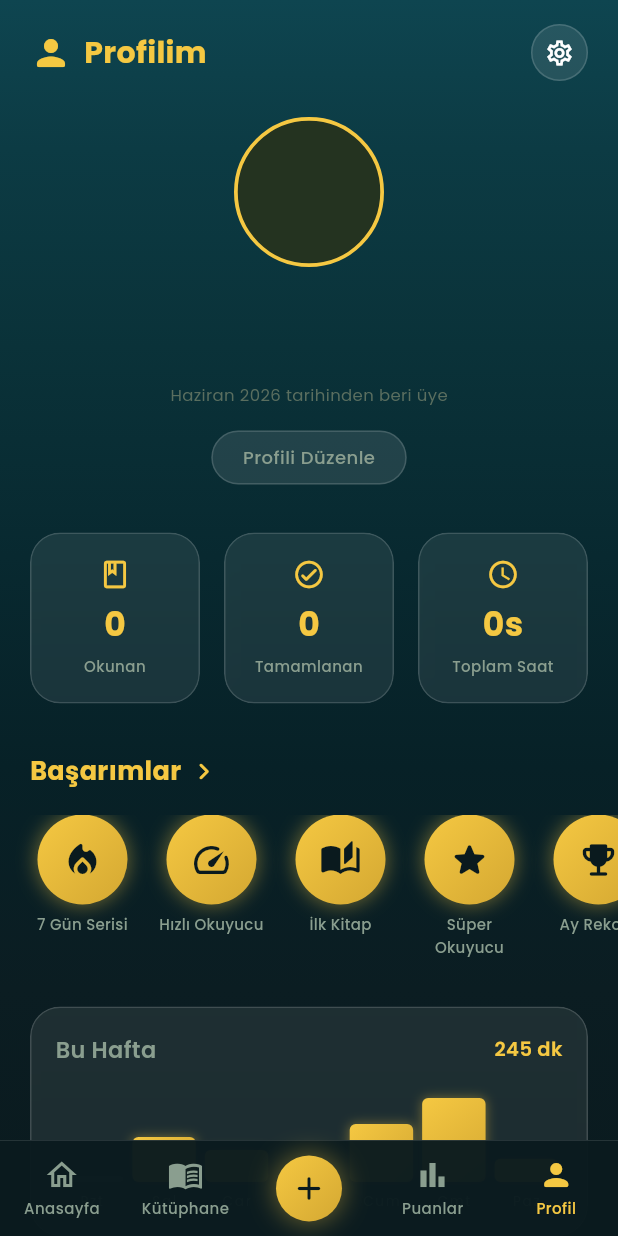
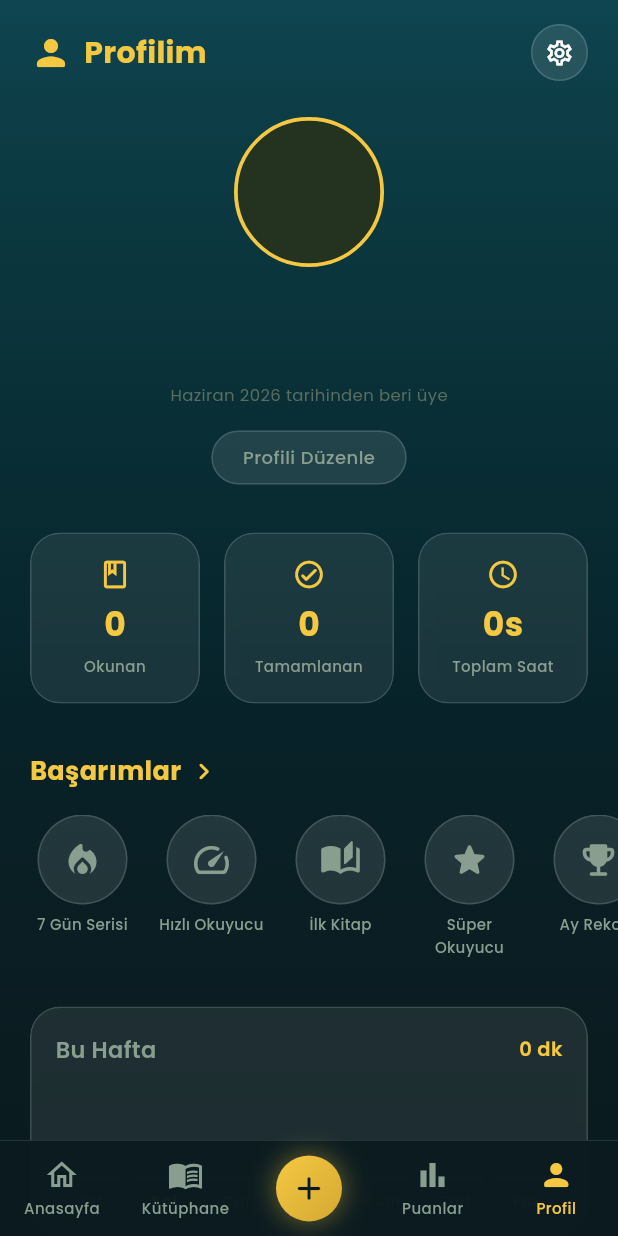
Before and after one commit to Eren-Atasoy/VibeTale, a Flutter app: the ProfileScreen screen opened by its route, on a phone screen of 412 x 824 dp. Run offline on Flutter 3.47's test engine with Material 3 defaults, Android fonts, the phone set to English and light mode, and no system bars; our stand-ins replace cached_network_image, dio, file_picker, flutter_animate, flutter_riverpod, go_router and 5 more; accounts and stored records are empty; network calls fail.

Commit message:
feat(profile): wire reading stats and achievements to backend
- MeRepository + statsProvider/achievementsProvider for /me/stats and
  /me/achievements
- Profile: real Read/Completed/Total-hours, weekly activity chart, and
  achievement badges (earned badges lit, unearned dimmed)

```diff
--- /dev/null
+++ b/vibe_tale/lib/features/profile/application/me_provider.dart
@@ -0,0 +1,16 @@
+import 'package:flutter_riverpod/flutter_riverpod.dart';
+import 'package:vibe_tale/core/network/api_client.dart';
+import 'package:vibe_tale/features/profile/data/me_repository.dart';
+import 'package:vibe_tale/features/profile/data/stats_dto.dart';
+
+final meRepositoryProvider = Provider<MeRepository>(
+  (ref) => MeRepository(ref.watch(dioProvider)),
+);
+
+final statsProvider = FutureProvider<UserStats>(
+  (ref) => ref.watch(meRepositoryProvider).getStats(),
+);
+
+final achievementsProvider = FutureProvider<List<Achievement>>(
+  (ref) => ref.watch(meRepositoryProvider).getAchievements(),
+);
--- a/vibe_tale/lib/features/profile/presentation/screens/profile_screen.dart
+++ b/vibe_tale/lib/features/profile/presentation/screens/profile_screen.dart
@@ -12,6 +12,7 @@ import 'package:vibe_tale/core/widgets/glass_card.dart';
 import 'package:vibe_tale/core/widgets/themed_background.dart';
 import 'package:vibe_tale/features/home/presentation/screens/home_screen.dart';
 import 'package:vibe_tale/features/library/application/books_provider.dart';
+import 'package:vibe_tale/features/profile/application/me_provider.dart';
 import 'package:vibe_tale/features/profile/domain/models/user_profile.dart';
 
 const _monthsTr = [
@@ -264,6 +265,10 @@ class _ReadingStatsRow extends ConsumerWidget {
   @override
   Widget build(BuildContext context, WidgetRef ref) {
     final s = ref.watch(appStringsProvider);
+    final stats = ref.watch(statsProvider).valueOrNull;
+    final booksRead = stats?.booksRead ?? profile.booksRead;
+    final booksCompleted = stats?.booksCompleted ?? 0;
+    final hours = stats?.totalReadingHours ?? 0;
     return Padding(
       padding: const EdgeInsets.symmetric(
         horizontal: AppDimensions.screenPaddingH,
@@ -272,7 +277,7 @@ class _ReadingStatsRow extends ConsumerWidget {
         children: [
           Expanded(
             child: _StatCard(
-              value: '${profile.booksRead}',
+              value: '$booksRead',
               label: s.booksRead,
               icon: Icons.book_outlined,
             ),
@@ -280,7 +285,7 @@ class _ReadingStatsRow extends ConsumerWidget {
           const SizedBox(width: AppDimensions.spaceMD),
           Expanded(
             child: _StatCard(
-              value: '${profile.booksCompleted}',
+              value: '$booksCompleted',
               label: s.booksCompleted,
               icon: Icons.check_circle_outline_rounded,
             ),
@@ -288,7 +293,7 @@ class _ReadingStatsRow extends ConsumerWidget {
           const SizedBox(width: AppDimensions.spaceMD),
           Expanded(
             child: _StatCard(
-              value: '${profile.totalReadingHours.toInt()}${s.hoursSuffix}',
+              value: '$hours${s.hoursSuffix}',
               label: s.totalHours,
               icon: Icons.schedule_outlined,
             ),
@@ -352,12 +357,16 @@ class _AchievementSection extends ConsumerWidget {
   @override
   Widget build(BuildContext context, WidgetRef ref) {
     final s = ref.watch(appStringsProvider);
+    final achievements =
+        ref.watch(achievementsProvider).valueOrNull ?? const [];
+    bool earned(String key) =>
+        achievements.any((a) => a.key == key && a.earned);
     final badges = [
-      _Badge(icon: Icons.local_fire_department_rounded, label: s.badgeStreak7),
-      _Badge(icon: Icons.speed_rounded, label: s.badgeFastReader),
-      _Badge(icon: Icons.auto_stories_rounded, label: s.badgeFirstBook),
-      _Badge(icon: Icons.star_rounded, label: s.badgeSuperReader),
-      _Badge(icon: Icons.emoji_events_rounded, label: s.badgeMonthRecord),
+      _Badge(icon: Icons.local_fire_department_rounded, label: s.badgeStreak7, earned: earned('streak_7')),
+      _Badge(icon: Icons.speed_rounded, label: s.badgeFastReader, earned: earned('speed_reader')),
+      _Badge(icon: Icons.auto_stories_rounded, label: s.badgeFirstBook, earned: earned('first_book')),
+      _Badge(icon: Icons.star_rounded, label: s.badgeSuperReader, earned: earned('super_reader')),
+      _Badge(icon: Icons.emoji_events_rounded, label: s.badgeMonthRecord, earned: earned('month_record')),
     ];
     return Column(
       crossAxisAlignment: CrossAxisAlignment.start,
@@ -407,10 +416,11 @@ class _AchievementSection extends ConsumerWidget {
 }
 
 class _Badge {
-  const _Badge({required this.icon, required this.label});
+  const _Badge({required this.icon, required this.label, this.earned = true});
 
   final IconData icon;
   final String label;
+  final bool earned;
 }
 
 class _AchievementBadge extends StatelessWidget {
@@ -427,16 +437,28 @@ class _AchievementBadge extends StatelessWidget {
           height: 60,
           decoration: BoxDecoration(
             shape: BoxShape.circle,
-            gradient: AppColors.amberGradient,
-            boxShadow: [
-              BoxShadow(
-                color: AppColors.primaryGlow,
-                blurRadius: 10,
-                spreadRadius: 1,
-              ),
-            ],
+            gradient: badge.earned ? AppColors.amberGradient : null,
+            color: badge.earned ? null : context.vColors.inputFill,
+            border: badge.earned
+                ? null
+                : Border.all(color: context.vColors.glassBorder),
+            boxShadow: badge.earned
+                ? [
+                    BoxShadow(
+                      color: AppColors.primaryGlow,
+                      blurRadius: 10,
+                      spreadRadius: 1,
+                    ),
+                  ]
+                : null,
           ),
-          child: Icon(badge.icon, color: AppColors.backgroundDeep, size: 28),
+          child: Icon(
+            badge.icon,
+            color: badge.earned
+                ? AppColors.backgroundDeep
+                : context.vColors.textSecondary,
+            size: 28,
+          ),
         ),
         const SizedBox(height: 6),
         SizedBox(
@@ -464,14 +486,17 @@ class _ReadingActivitySection extends ConsumerWidget {
 
   final UserProfile profile;
 
-  static const _weekMinutes = [0, 45, 30, 0, 60, 90, 20];
-  static const _maxMinutes = 90.0;
-
   @override
   Widget build(BuildContext context, WidgetRef ref) {
     final s = ref.watch(appStringsProvider);
     final weekDays = s.weekDays;
     final c = context.vColors;
+    final activity =
+        ref.watch(statsProvider).valueOrNull?.weeklyActivity ?? const [];
+    final weekMinutes = List<int>.generate(
+        7, (i) => i < activity.length ? activity[i].minutes : 0);
+    final maxMinutes = weekMinutes.fold<int>(1, (m, v) => v > m ? v : m).toDouble();
+    final todayIndex = DateTime.now().weekday - 1;
     return Padding(
       padding: const EdgeInsets.symmetric(
         horizontal: AppDimensions.screenPaddingH,
@@ -491,7 +516,7 @@ class _ReadingActivitySection extends ConsumerWidget {
                   ),
                 ),
                 Text(
-                  '${_weekMinutes.fold(0, (a, b) => a + b)} ${s.minutes}',
+                  '${weekMinutes.fold(0, (a, b) => a + b)} ${s.minutes}',
                   style: AppTypography.bodyMedium.copyWith(
                     color: AppColors.primary,
                     fontWeight: FontWeight.w600,
@@ -506,8 +531,8 @@ class _ReadingActivitySection extends ConsumerWidget {
               child: Row(
                 crossAxisAlignment: CrossAxisAlignment.end,
                 children: List.generate(weekDays.length, (i) {
-                  final ratio = _weekMinutes[i] / _maxMinutes;
-                  final isToday = i == 3;
+                  final ratio = weekMinutes[i] / maxMinutes;
+                  final isToday = i == todayIndex;
                   return Expanded(
                     child: Padding(
                       padding: const EdgeInsets.symmetric(horizontal: 3),
```
Also changed, not shown: vibe_tale/lib/features/profile/data/me_repository.dart (added, +37 -0 lines), vibe_tale/lib/features/profile/data/stats_dto.dart (added, +66 -0 lines).
